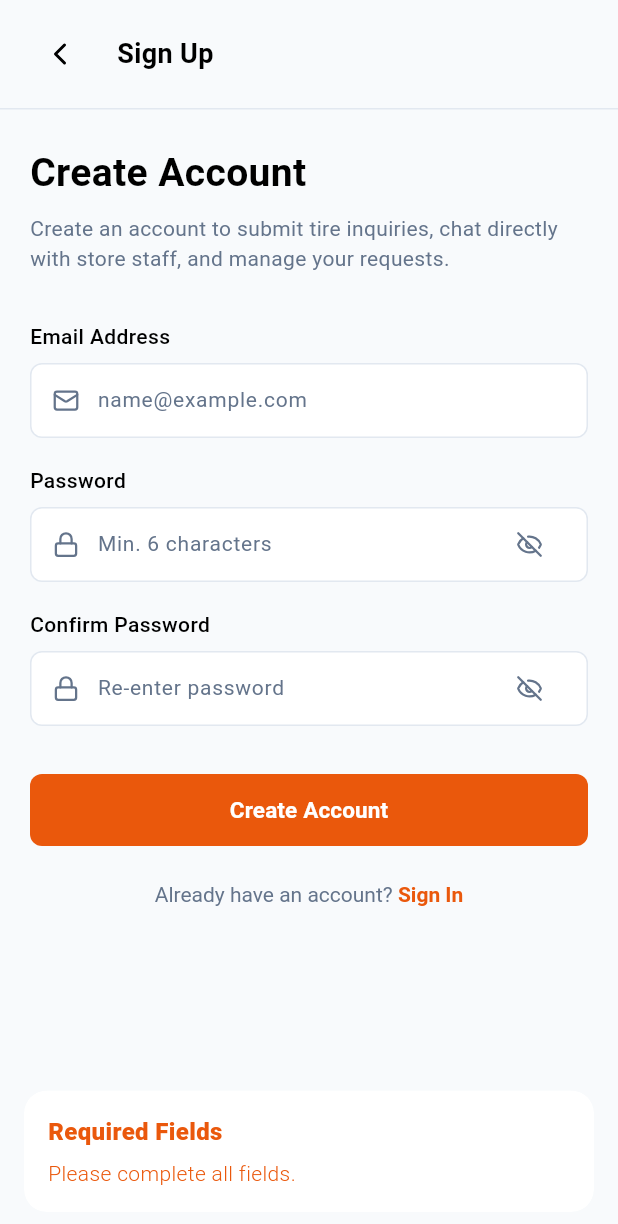
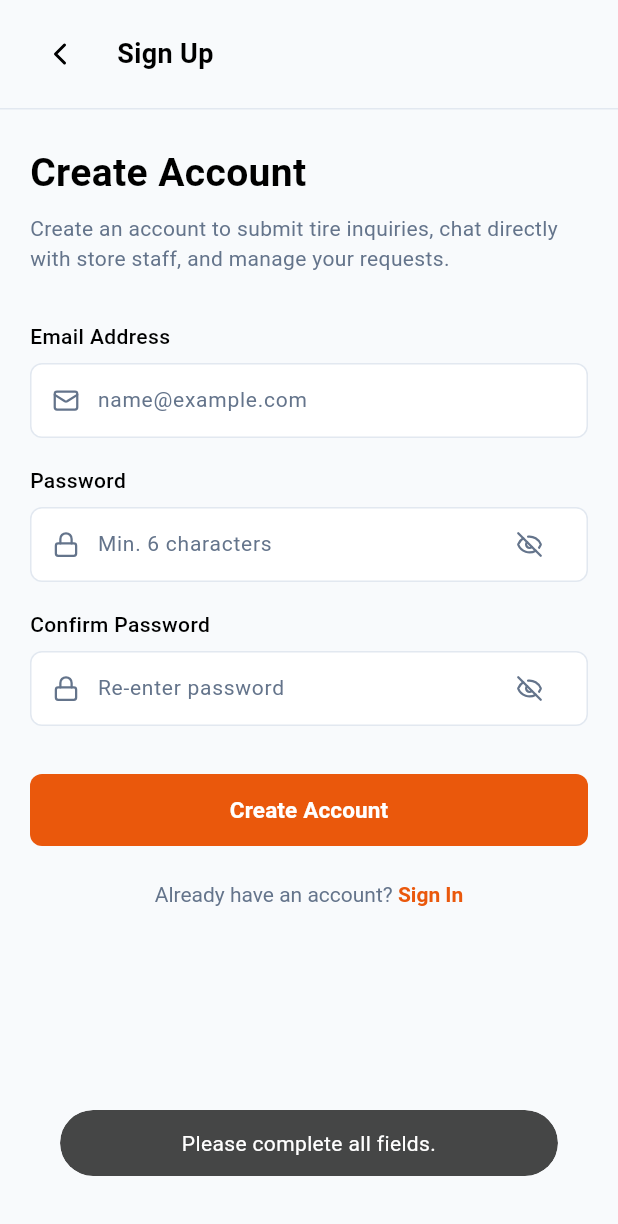
Before and after one commit to HanazonoArchive/Treadly, a Flutter app: the SignUpView screen opened by its route, after a tap on "Create Account", on a phone screen of 412 x 824 dp. Shown: the top 1224 px of the screen. Run offline on Flutter 3.47's test engine with Material 3 defaults, Android fonts, the phone set to English and light mode, and no system bars; our stand-ins replace cloud_firestore, device_preview, firebase_auth, firebase_core, get, lucide_icons_flutter and 1 more; accounts and stored records are empty.

Commit message:
refactor: replace custom snackbars with a plain toast
All messages now use showToast() in lib/core/toast.dart: a simple grey
pill at the bottom of the screen with the message only.

```diff
--- /dev/null
+++ b/lib/core/toast.dart
@@ -0,0 +1,19 @@
+import 'package:flutter/material.dart';
+import 'package:get/get.dart';
+
+/// Short message at the bottom of the screen.
+void showToast(String message) {
+  Get.rawSnackbar(
+    messageText: Text(
+      message,
+      textAlign: TextAlign.center,
+      style: const TextStyle(color: Colors.white, fontSize: 14),
+    ),
+    backgroundColor: const Color(0xE6323232),
+    borderRadius: 24,
+    margin: const EdgeInsets.fromLTRB(40, 0, 40, 40),
+    padding: const EdgeInsets.symmetric(horizontal: 20, vertical: 12),
+    duration: const Duration(seconds: 2),
+    animationDuration: const Duration(milliseconds: 250),
+  );
+}
--- a/lib/views/auth/sign_up_view.dart
+++ b/lib/views/auth/sign_up_view.dart
@@ -6,6 +6,7 @@ import '../../controllers/auth_controller.dart';
 import '../../controllers/navigation_controller.dart';
 import '../../core/app_theme.dart';
 import '../../services/navigation_service.dart';
+import '../../core/toast.dart';
 
 class SignUpView extends StatefulWidget {
   const SignUpView({super.key});
@@ -38,38 +39,17 @@ class _SignUpViewState extends State<SignUpView> {
     final confirm = _confirmPasswordController.text;
 
     if (email.isEmpty || password.isEmpty || confirm.isEmpty) {
-      Get.snackbar(
-        'Required Fields',
-        'Please complete all fields.',
-        snackPosition: SnackPosition.BOTTOM,
-        backgroundColor: AppTheme.surfaceDark,
-        colorText: AppTheme.accentOrange,
-        margin: const EdgeInsets.all(16),
-      );
+      showToast('Please complete all fields.');
       return;
     }
 
     if (password != confirm) {
-      Get.snackbar(
-        'Password Mismatch',
-        'Passwords do not match. Please verify and try again.',
-        snackPosition: SnackPosition.BOTTOM,
-        backgroundColor: AppTheme.surfaceDark,
-        colorText: AppTheme.accentOrange,
-        margin: const EdgeInsets.all(16),
-      );
+      showToast('Passwords do not match. Please verify and try again.');
       return;
     }
 
     if (password.length < 6) {
-      Get.snackbar(
-        'Weak Password',
-        'Password must be at least 6 characters long.',
-        snackPosition: SnackPosition.BOTTOM,
-        backgroundColor: AppTheme.surfaceDark,
-        colorText: AppTheme.accentOrange,
-        margin: const EdgeInsets.all(16),
-      );
+      showToast('Password must be at least 6 characters long.');
       return;
     }
 
```
Also changed, not shown: lib/controllers/auth_controller.dart (+9 -34 lines), lib/controllers/inquiry/inquiry_controller.dart (+2 -10 lines), lib/controllers/settings_controller.dart (+8 -62 lines), lib/views/auth/sign_in_view.dart (+2 -8 lines), lib/views/inquiry_chat_view.dart (+2 -7 lines), lib/views/product_view.dart (+4 -24 lines), lib/views/shop/shop_dashboard_view.dart (+8 -59 lines).
